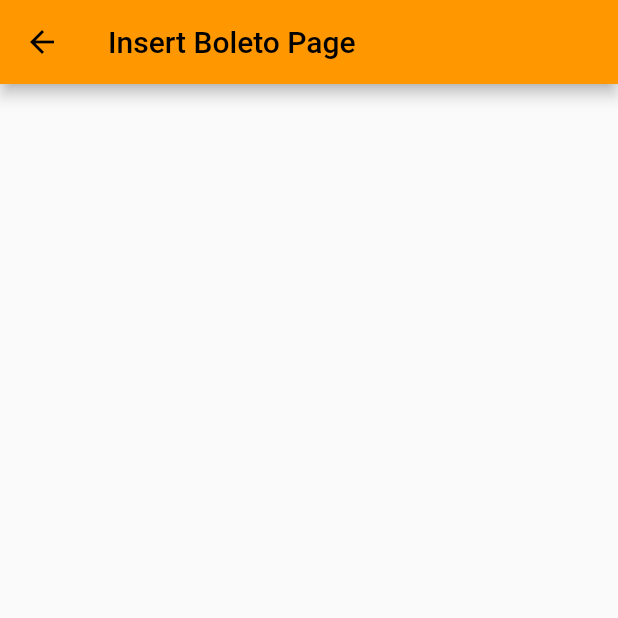
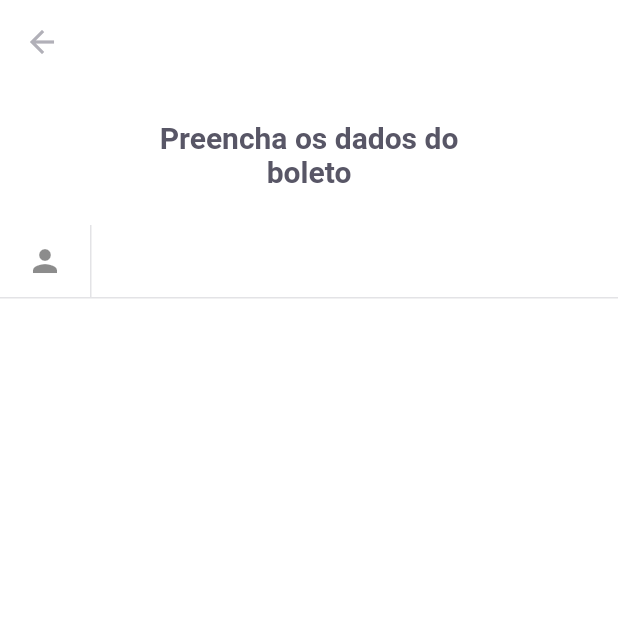
Before and after one commit to mathmuniz/payflow, a Flutter app: the InsertBoletoPage screen opened by its route, on a phone screen of 412 x 824 dp, the top half of it. Run offline on Flutter 3.47's test engine with Material 2 defaults, Android fonts, the phone set to English and light mode, and no system bars; our stand-ins replace camera, firebase_core, google_fonts, google_sign_in, image_picker, shared_preferences; missing offline and left inert: google_ml_kit; accounts and stored records are empty.

Commit message:
increment page

```diff
--- a/lib/modules/insert_boleto/insert_boleto_page.dart
+++ b/lib/modules/insert_boleto/insert_boleto_page.dart
@@ -1,5 +1,9 @@
+// ignore_for_file: prefer_const_constructors
+
 import 'package:flutter/material.dart';
-import 'package:flutter/src/widgets/framework.dart';
+import 'package:payflow/shared/themes/app_colors.dart';
+import 'package:payflow/shared/themes/app_text_styles.dart';
+import 'package:payflow/shared/widgets/input_text/input_text_widget.dart';
 
 class InsertBoletoPage extends StatelessWidget {
   const InsertBoletoPage({super.key});
@@ -7,8 +11,29 @@ class InsertBoletoPage extends StatelessWidget {
   @override
   Widget build(BuildContext context) {
     return Scaffold(
+      backgroundColor: AppColors.background,
       appBar: AppBar(
-        title: Text('Insert Boleto Page'),
+          backgroundColor: AppColors.background,
+          elevation: 0,
+          leading: BackButton(
+            color: AppColors.input,
+          )),
+      body: Column(
+        crossAxisAlignment: CrossAxisAlignment.center,
+        children: [
+          Padding(
+            padding: const EdgeInsets.symmetric(
+              horizontal: 93,
+              vertical: 24,
+            ),
+            child: Text(
+              'Preencha os dados do boleto',
+              style: TextStyles.titleBoldHeading,
+              textAlign: TextAlign.center,
+            ),
+          ),
+          InputTextWidget()
+        ],
       ),
     );
   }
```
